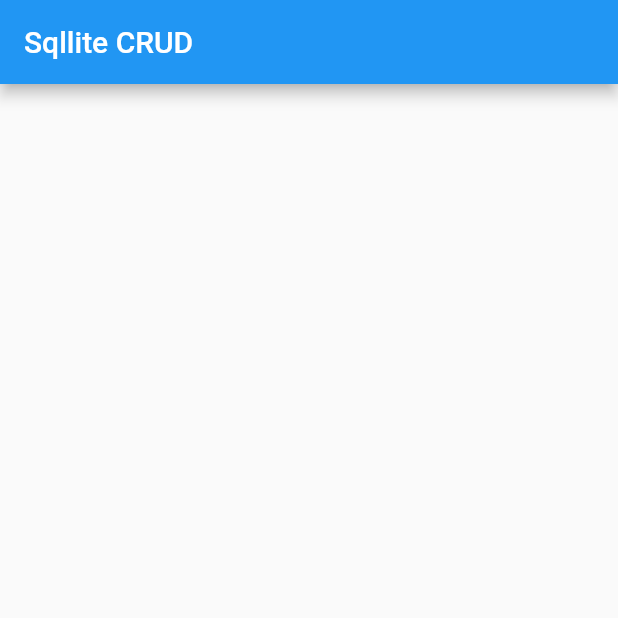
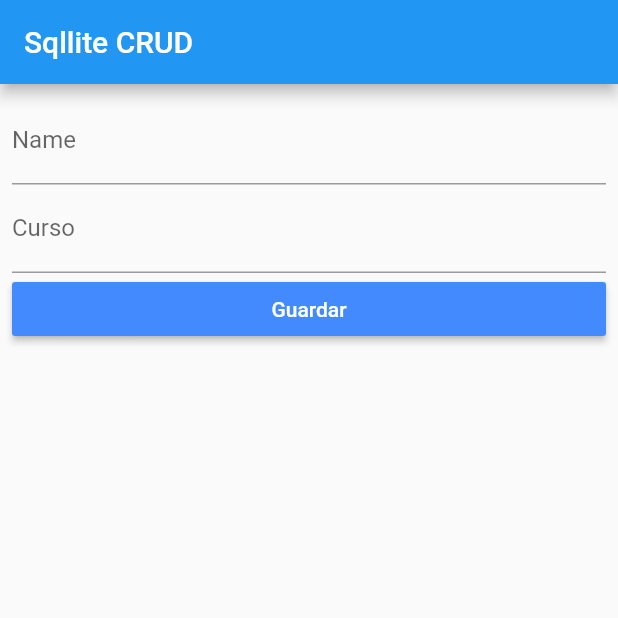
Before and after one commit to jorgetejeda/crud_nosql_flutter, a Flutter app: the screen it shows after launch, on a phone screen of 412 x 824 dp, the top half of it. Run offline on Flutter 3.47's test engine with Material 2 defaults, Android fonts, the phone set to English and light mode, and no system bars; our stand-ins replace sqflite; accounts and stored records are empty.

```diff
--- a/lib/database.helper.dart
+++ b/lib/database.helper.dart
@@ -1,5 +1,4 @@
 import 'dart:async';
-import 'dart:ffi';
 import 'package:flutter/foundation.dart';
 import 'package:path/path.dart';
 import 'package:sqflite/sqflite.dart';
--- a/lib/main.dart
+++ b/lib/main.dart
@@ -1,4 +1,5 @@
 import 'package:flutter/material.dart';
+import 'database.helper.dart';
 
 void main() => runApp(MyApp());
 
@@ -16,13 +17,64 @@ class MyApp extends StatelessWidget {
   }
 }
 
-class MyHomePage extends StatelessWidget {
+class MyHomePage extends StatefulWidget {
+  @override
+  _MyHomePageState createState() => _MyHomePageState();
+}
+
+class _MyHomePageState extends State<MyHomePage> {
+  final DatabaseHelper databaseHelper = new DatabaseHelper();
+  final _nameController = TextEditingController();
+  final _courseController = TextEditingController();
+  final _formKey = new GlobalKey<FormState>();
+
   @override
   Widget build(BuildContext context) {
+    double width = MediaQuery.of(context).size.width;
     return Scaffold(
       appBar: AppBar(
         title: Text('Sqllite CRUD'),
       ),
+      body: ListView(
+        children: [
+          Form(
+            key: _formKey,
+            child: Padding(
+              padding: const EdgeInsets.all(8.0),
+              child: Column(
+                children: [
+                  TextFormField(
+                    decoration: new InputDecoration(labelText: 'Name'),
+                    controller: _nameController,
+                    validator: (val) =>
+                        val.isNotEmpty ? null : 'Nombre no debe estar vacio',
+                  ),
+                  TextFormField(
+                    decoration: new InputDecoration(labelText: 'Curso'),
+                    controller: _courseController,
+                    validator: (val) =>
+                        val.isNotEmpty ? null : 'Curso no debe estar vacio',
+                  ),
+                  RaisedButton(
+                      textColor: Colors.white,
+                      color: Colors.blueAccent,
+                      child: Container(
+                          width: width,
+                          child: Text(
+                            'Guardar',
+                            textAlign: TextAlign.center,
+                          )),
+                      onPressed: () {
+                        _submitStudent(context);
+                      })
+                ],
+              ),
+            ),
+          )
+        ],
+      ),
     );
   }
+
+  void _submitStudent(BuildContext context) {}
 }
```
